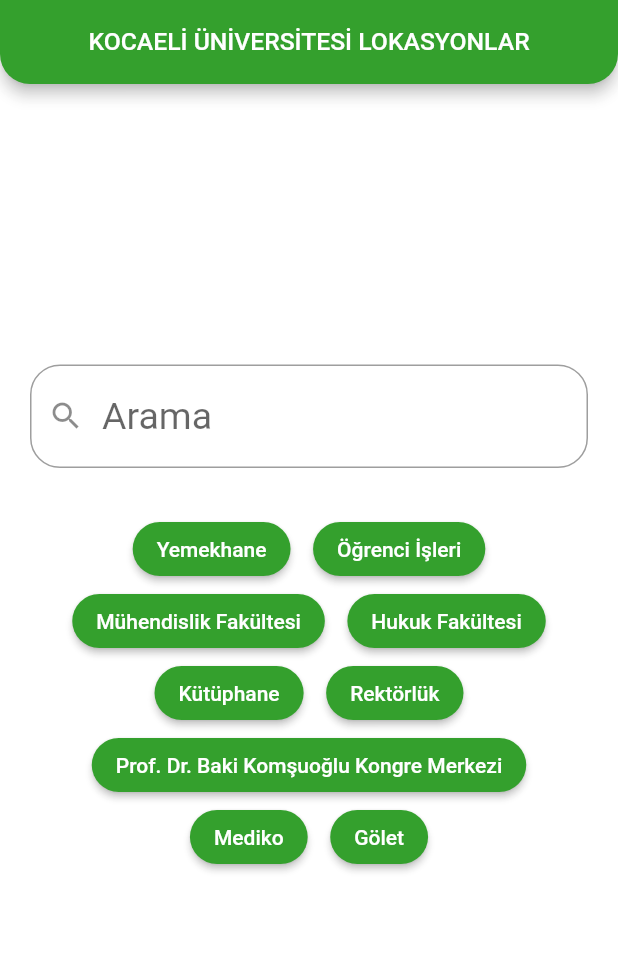
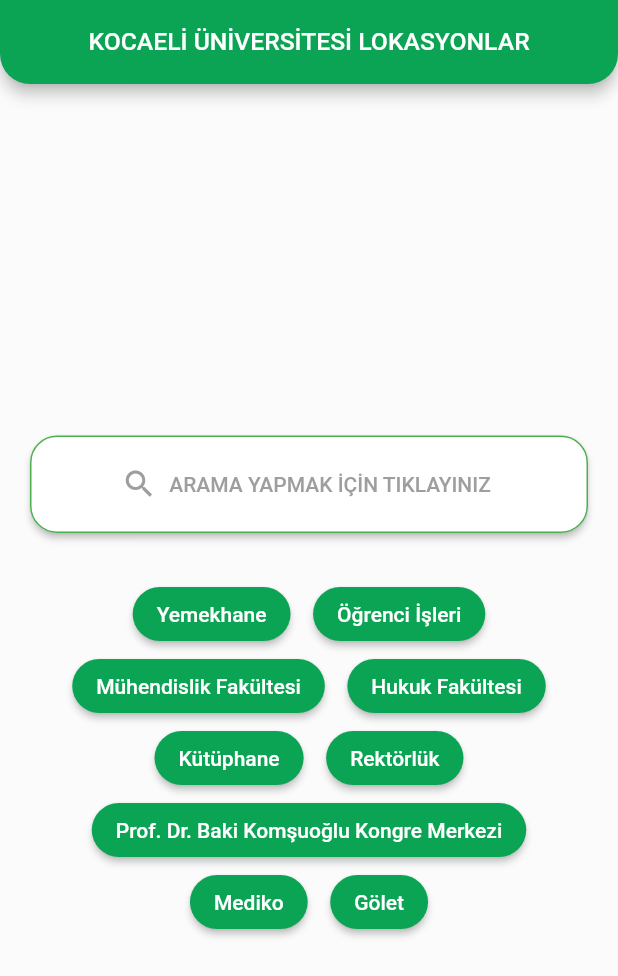
Before and after one commit to AlperenImam0glu/Kou-Navigation-project, a Flutter app: the screen it shows after launch, on a phone screen of 412 x 824 dp. Shown: the top 976 px of the screen. Run offline on Flutter 3.47's test engine with Material 2 defaults, Android fonts, the phone set to English and light mode, and no system bars; our stand-ins replace google_maps_flutter, location; missing offline and left inert: flutter_polyline_points.

Commit message:
arama bölümü yeni ekrana taşındı

```diff
--- a/lib/theme/light_theme.dart
+++ b/lib/theme/light_theme.dart
@@ -15,16 +15,15 @@ class LighTheme {
           ),
         ),
       ),
-      scaffoldBackgroundColor: Colors.white.withOpacity(0.9),
-      floatingActionButtonTheme:
-          const FloatingActionButtonThemeData(backgroundColor: Colors.green),
+      scaffoldBackgroundColor: Color(0xFFfbfbfb),
+      floatingActionButtonTheme: const FloatingActionButtonThemeData(
+          backgroundColor: Color(0xFF0ba354)),
       buttonTheme: ButtonThemeData(
         colorScheme: ColorScheme.light(
-            onPrimary: Color.fromRGBO(76, 175, 80, 1),
-            onSecondary: _lightColor.blueMenia),
+            onPrimary: Color(0xFF0ba354), onSecondary: _lightColor.blueMenia),
       ),
       colorScheme: const ColorScheme.light(
-        primary: Color.fromRGBO(52, 160, 45, 1),
+        primary: Color(0xFF0ba354),
       ),
       textTheme: ThemeData.light().textTheme.copyWith(
             subtitle1: TextStyle(fontSize: 25, color: _lightColor._textColor),
@@ -36,4 +35,5 @@ class LighTheme {
 class _LightColor {
   final Color _textColor = Color.fromARGB(255, 0, 0, 0);
   final Color blueMenia = const Color.fromARGB(95, 188, 248, 1);
+  final Color kouGreen = const Color(0xFF0ba354);
 }
--- a/lib/views/welcome_page.dart
+++ b/lib/views/welcome_page.dart
@@ -1,9 +1,8 @@
 import 'package:flutter/material.dart';
 import 'package:kou_navigation_project/models/location_model.dart';
 import 'package:kou_navigation_project/models/welcome_page_models.dart';
-import 'package:kou_navigation_project/core/read_json_file.dart';
 import 'package:kou_navigation_project/views/map_view.dart';
-import '../models/json_data.dart';
+import 'package:kou_navigation_project/views/search_page_view.dart';
 
 class WelcomePageView extends StatefulWidget {
   WelcomePageView({Key? key}) : super(key: key);
@@ -16,43 +15,15 @@ class _WelcomePageViewState extends State<WelcomePageView> {
   static List<LocationModels> girisSayfasiModelleri =
       WelcomePageModels().models();
   final String titleText = "KOCAELİ ÜNİVERSİTESİ LOKASYONLAR";
-  static List<Locations>? locationList = [];
+
   final textFieldController = TextEditingController();
-  static List<Locations>? searchList = [];
-  bool _isVisiable = false;
+
   double width = 0;
-
-  returnjsonh() async {
-    locationList = await ReadJsonFile().readJson();
-    /* for (var element in locationList!) {
-      print("${element.name}, ${element.lat}, ${element.lng}");
-    }*/
-    searchList = locationList;
-    setState(() {});
-  }
-
-  void _changeVisiableFalse() {
-    setState(() {
-      _isVisiable = false;
-    });
-    FocusManager.instance.primaryFocus?.unfocus();
-    clearText();
-  }
-
-  void _changeVisiableTrue() {
-    setState(() {
-      _isVisiable = true;
-    });
-    searchLocation("");
-  }
 
   @override
   void initState() {
     super.initState();
-
-    print(width);
     WelcomePageModels().models();
-    returnjsonh();
   }
 
   @override
@@ -67,51 +38,23 @@ class _WelcomePageViewState extends State<WelcomePageView> {
           ),
           centerTitle: true,
         ),
-        body: GestureDetector(
-          behavior: HitTestBehavior.opaque,
-          onTap: () => _changeVisiableFalse(),
-          child: Center(
+        body: Center(
           child: Column(
             mainAxisAlignment: MainAxisAlignment.center,
-              mainAxisSize: MainAxisSize.max,
             children: [
               Expanded(
                 flex: 1,
+                child: SizedBox(),
+              ),
+              Padding(
+                padding: const EdgeInsets.symmetric(horizontal: 20.0),
                 child: Container(
-                    alignment: Alignment.bottomCenter,
-                    child: Padding(
-                      padding: const EdgeInsets.symmetric(horizontal: 20),
-                      child: Row(
-                        crossAxisAlignment: CrossAxisAlignment.center,
-                        children: [
-                          Flexible(
-                            child: _searchTextField(),
-                          ),
-                        ],
+                  height: 65,
+                  width: double.infinity,
+                  child: _searchButton(),
                 ),
               ),
-                  ),
-                ),
-                _isVisiable
-                    ? SizedBox(
-                        height: 20,
-                      )
-                    : SizedBox(
-                        height: 0,
-                      ),
-                Visibility(
-                  visible: _isVisiable,
-                  child: Expanded(
-                    flex: 7,
-                    child: Padding(
-                        padding: const EdgeInsets.symmetric(horizontal: 25),
-                        child: _customListView()),
-                  ),
-                ),
-
-                Visibility(
-                  visible: !_isVisiable,
-                  child: Expanded(
+              Expanded(
                 flex: 2,
                 child: Column(
                   children: [
@@ -154,75 +97,36 @@ class _WelcomePageViewState extends State<WelcomePageView> {
                   ],
                 ),
               ),
-                ),
-                // _goMapButton(context),
             ],
-            ),
           ),
         ),
       ),
     );
   }
 
-  void clearText() {
-    textFieldController.clear();
-  }
-
-  TextField _searchTextField() {
-    return TextField(
-      controller: textFieldController,
-      decoration: InputDecoration(
-        prefixIcon: Icon(Icons.search_outlined),
-        hintText: 'Arama',
-        border: OutlineInputBorder(
-            borderRadius: BorderRadius.circular(20),
-            borderSide: BorderSide(color: Colors.black)),
-      ),
-      onChanged: searchLocation,
-      onTap: _changeVisiableTrue,
-    );
-  }
-
-  ListView _customListView() {
-    return ListView.builder(
-      itemCount: searchList!.length,
-      itemBuilder: (context, index) {
-        final item = searchList![index];
-        return Card(
-          shape:
-              RoundedRectangleBorder(borderRadius: BorderRadius.circular(10)),
-          color: Colors.grey[500],
-          child: ListTile(
-            trailing: const Icon(
-              Icons.assistant_direction_rounded,
-              size: 35,
-              color: Colors.black,
-            ),
-            title: Text(
-              "${item.name}",
-              style: Theme.of(context).textTheme.headline6,
-            ),
-            onTap: () {
-              pushToGoogleMaps(context, index);
-            },
-          ),
+  ElevatedButton _searchButton() {
+    return ElevatedButton.icon(
+      onPressed: () {
+        Navigator.push(
+          context,
+          MaterialPageRoute(builder: (context) => SearchPageView()),
         );
       },
+      icon: Icon(
+        Icons.search_outlined,
+        color: Colors.grey,
+      ),
+      label: Text(
+        "ARAMA YAPMAK İÇİN TIKLAYINIZ",
+        style: TextStyle(color: Colors.grey),
+      ),
+      style: ButtonStyle(
+          backgroundColor: MaterialStateProperty.all(Colors.white),
+          shape: MaterialStateProperty.all<RoundedRectangleBorder>(
+              RoundedRectangleBorder(
+                  borderRadius: BorderRadius.circular(18.0),
+                  side: BorderSide(color: Colors.green)))),
     );
-  }
-
-  void pushToGoogleMaps(BuildContext context, int index) {
-    try {
-      Navigator.push(
-          context,
-          MaterialPageRoute(
-              builder: (context) => MapView(
-                      locationModel: LocationModels(
-                    name: searchList![index].name,
-                    lat: searchList![index].lat,
-                    lng: searchList![index].lng,
-                  ))));
-    } catch (e) {}
   }
 
   Row _singleElevatedButton(String firstText, LocationModels location) {
@@ -291,25 +195,6 @@ class _WelcomePageViewState extends State<WelcomePageView> {
       ],
     );
   }
-
-  void searchLocation(String query) {
-    final suggestion = locationList!.where((element) {
-      final name = element.name!.toLowerCase();
-      final input = query.toLowerCase();
-      if (_isVisiable == false) {
-        _changeVisiableTrue();
-      }
-      if (name.contains(input) == false) {
-        return name.contains(input);
-      } else {
-        return name.contains(input);
-      }
-    }).toList();
-
-    setState(() {
-      searchList = suggestion;
-    });
-  }
 }
 
 enum LocationNames {
```
Also changed, not shown: lib/views/map_view.dart (+0 -11 lines), lib/views/search_page_view.dart (added, +154 -0 lines). Lines whose indentation alone changed are shown as unchanged.
